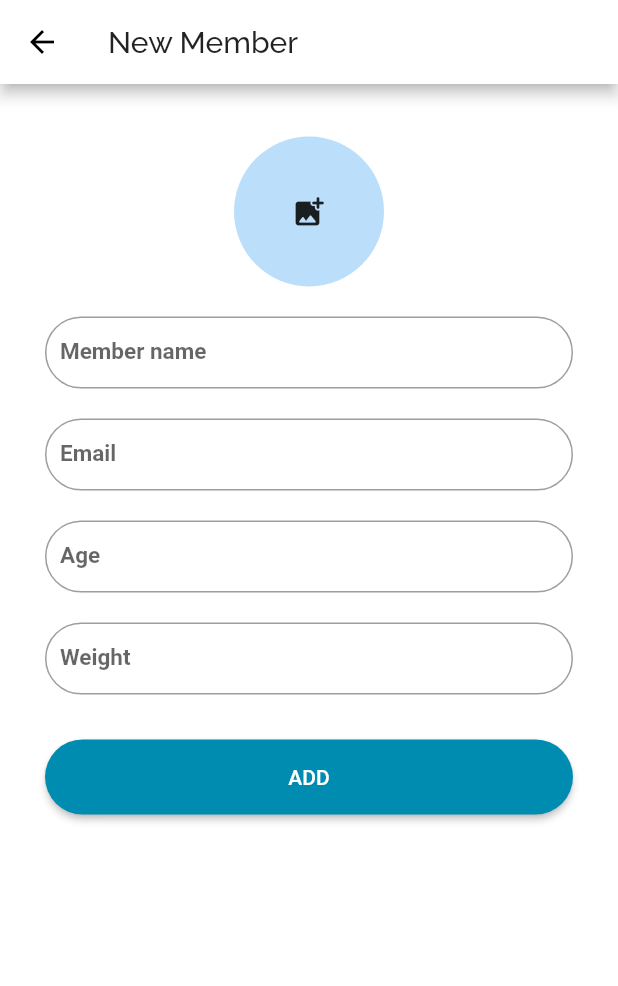
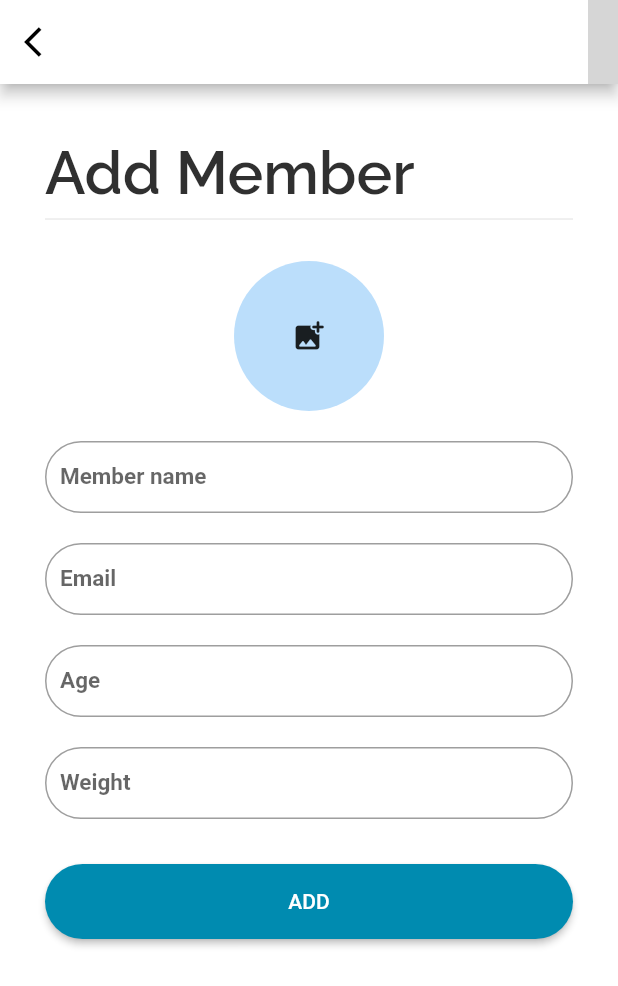
Before and after one commit to Kavindu-Tharaka/MedAlert, a Flutter app: the HomeScreen screen opened by its route, after a tap on the "add" icon, on a phone screen of 412 x 824 dp. Shown: the top 986 px of the screen. Run offline on Flutter 3.47's test engine with Material 2 defaults, Android fonts, the phone set to English and light mode, and no system bars; our stand-ins replace after_layout, animated_splash_screen, flutter_local_notifications, flutter_native_timezone, numberpicker, percent_indicator and 4 more; missing offline and left inert: colorlizer; accounts and stored records are empty; grey boxes are pictures that could not be loaded.

Commit message:
T011 | feat: Refine consistency

```diff
--- a/lib/screens/home_screen.dart
+++ b/lib/screens/home_screen.dart
@@ -43,12 +43,10 @@ class _HomeScreenState extends State<HomeScreen> {
                   Text('Members',
                       style: TextStyle(
                         fontWeight: FontWeight.w600,
-                        color: Colors.black87,
+                        color: Colors.grey[850],
                         fontSize: 40,
                       )),
-                  Divider(
-                    thickness: 1,
-                  ),
+                  Divider(),
                   SizedBox(
                     height: 25,
                   ),
--- a/lib/screens/new_member_screen.dart
+++ b/lib/screens/new_member_screen.dart
@@ -33,9 +33,6 @@ class _NewMemberScreenState extends State<NewMemberScreen> {
     memberEmail.text = "";
     memberWeight.text = "";
     memberAge.text = "";
-
-
-
   }
 
   Widget buildMedicineName(controller, label, keyboardType) => TextFormField(
@@ -77,15 +74,33 @@ class _NewMemberScreenState extends State<NewMemberScreen> {
   Widget build(BuildContext context) {
     return Scaffold(
         appBar: AppBar(
-        title: Text("New Member"),
+          leading: IconButton(
+            icon: Icon(Icons.arrow_back_ios),
+            onPressed: () => Navigator.pop(context),
           ),
-      body: Builder(builder: (context){
+          actions: [
+            Image.asset(
+              'assets\\images\\MedAlert_Logo.png',
+              height: 20,
+            ),
+          ],
+        ),
+        body: Builder(builder: (context) {
           return SingleChildScrollView(
             child: Padding(
               padding: const EdgeInsets.symmetric(vertical: 35, horizontal: 30),
               child: Container(
                 child: Column(
+                  crossAxisAlignment: CrossAxisAlignment.start,
                   children: <Widget>[
+                    Text('Add Member',
+                        style: TextStyle(
+                          fontWeight: FontWeight.w600,
+                          color: Colors.grey[850],
+                          fontSize: 40,
+                        )),
+                    Divider(),
+                    SizedBox(height: 20),
                     Row(
                       mainAxisAlignment: MainAxisAlignment.center,
                       children: <Widget>[
@@ -104,24 +119,26 @@ class _NewMemberScreenState extends State<NewMemberScreen> {
                     SizedBox(height: 20),
                     buildMedicineName(memberAge, "Age", TextInputType.number),
                     SizedBox(height: 20),
-                buildMedicineName(memberWeight, "Weight", TextInputType.number),
+                    buildMedicineName(
+                        memberWeight, "Weight", TextInputType.number),
                     SizedBox(height: 30),
                     SizedBox(
                       width: double.infinity,
                       height: 50,
                       child: ElevatedButton(
                           style: ButtonStyle(
-                        shape:
-                            MaterialStateProperty.all<RoundedRectangleBorder>(
-                                RoundedRectangleBorder(
+                            shape: MaterialStateProperty.all<
+                                RoundedRectangleBorder>(RoundedRectangleBorder(
                               borderRadius: BorderRadius.circular(50.0),
                             )),
-                        backgroundColor:
-                            MaterialStateProperty.all<Color>(Color(0XFF008bb0)),
+                            backgroundColor: MaterialStateProperty.all<Color>(
+                                Color(0XFF008bb0)),
                           ),
                           onPressed: () {
                             addNewMember();
-                        SnackBar snck = SnackBar(content: Text('New Member Added'),);
+                            SnackBar snck = SnackBar(
+                              content: Text('New Member Added'),
+                            );
                             Scaffold.of(context).showSnackBar(snck);
                           },
                           child: Text('ADD')),
@@ -131,7 +148,6 @@ class _NewMemberScreenState extends State<NewMemberScreen> {
               ),
             ),
           );
-      })
-    );
+        }));
   }
 }
```
Also changed, not shown: lib/screens/add_medicine_page.dart (+9 -1 lines), lib/screens/medicine_update_page.dart (+7 -0 lines), lib/screens/report_screens/add_sugar_screen.dart (+14 -9 lines), lib/screens/report_screens/sugar_report_screen.dart (+11 -3 lines). Lines whose indentation alone changed are shown as unchanged.
